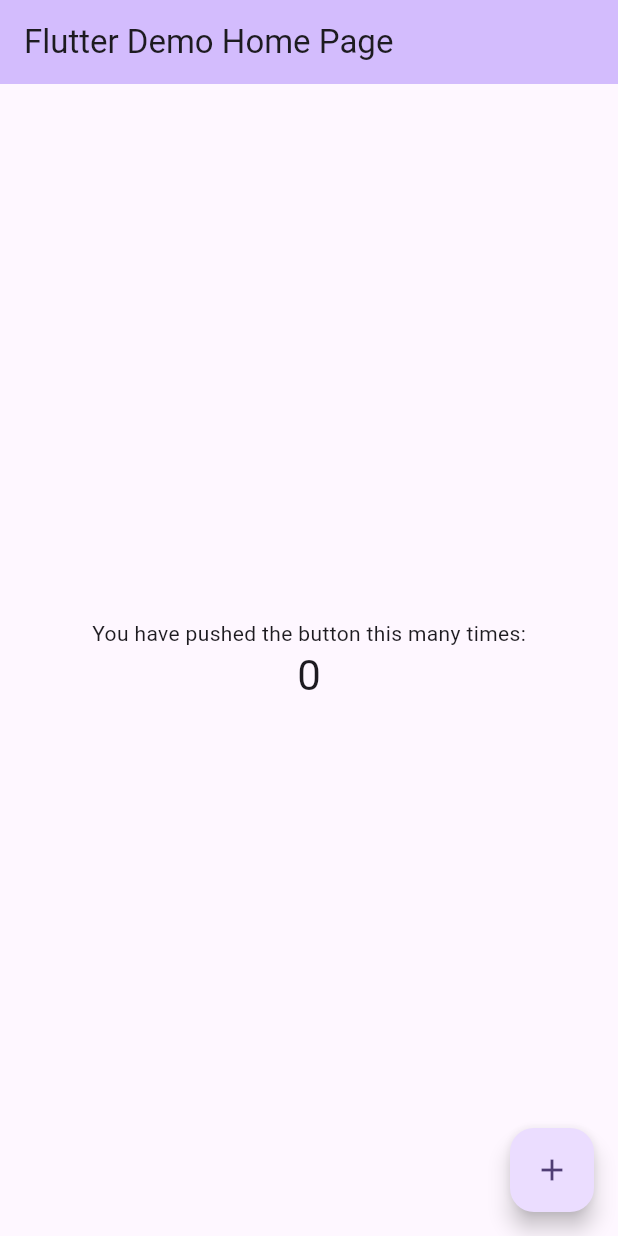
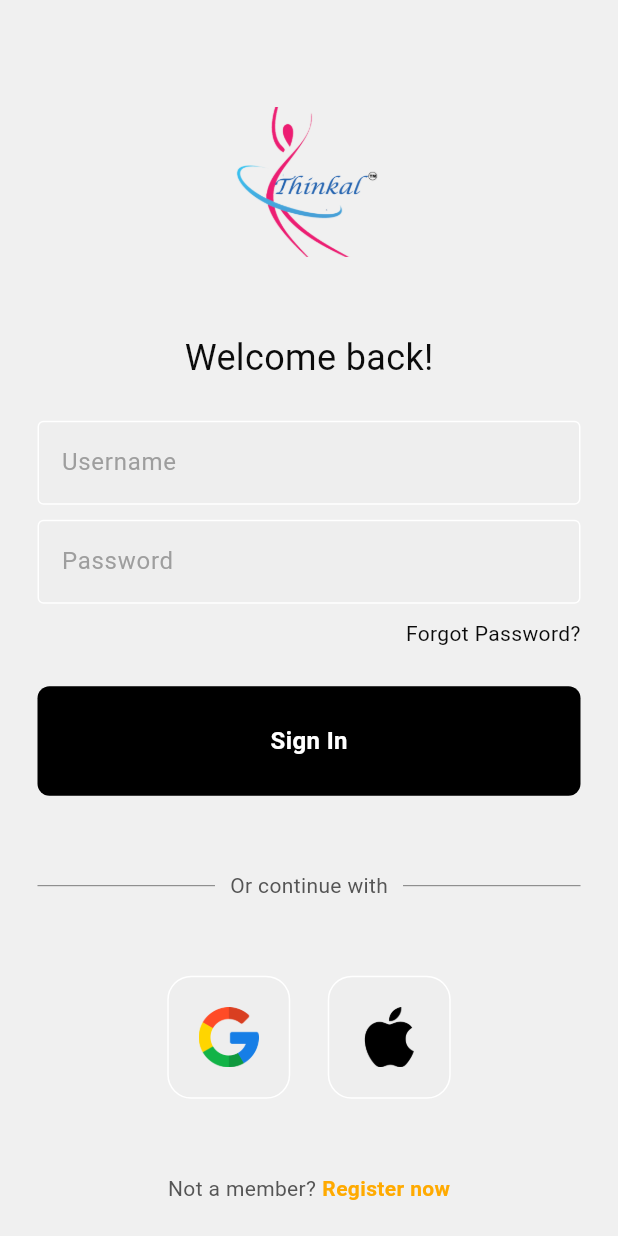
Before and after one commit to AryaV14/Thinkal-App, a Flutter app: the screen it shows after launch, on a phone screen of 412 x 824 dp. Run offline on Flutter 3.47's test engine with Material 3 defaults, Android fonts, the phone set to English and light mode, and no system bars.

Commit message:
sketch_login_ui

```diff
--- /dev/null
+++ b/lib/atoms/my_button.dart
@@ -0,0 +1,32 @@
+import 'package:flutter/material.dart';
+
+class MyButton extends StatelessWidget {
+  final Function()? onTap;
+
+  const MyButton({super.key, required this.onTap});
+
+  @override
+  Widget build(BuildContext context) {
+    return GestureDetector(
+      onTap: onTap,
+      child: Container(
+        padding: const EdgeInsets.all(25),
+        margin: const EdgeInsets.symmetric(horizontal: 25),
+        decoration: BoxDecoration(
+          color: Colors.black,
+          borderRadius: BorderRadius.circular(8),
+        ),
+        child: const Center(
+          child: Text(
+            "Sign In",
+            style: TextStyle(
+              color: Colors.white,
+              fontWeight: FontWeight.bold,
+              fontSize: 16,
+            ),
+          ),
+        ),
+      ),
+    );
+  }
+}
--- /dev/null
+++ b/lib/atoms/my_logo.dart
@@ -0,0 +1,22 @@
+import 'package:flutter/material.dart';
+
+class LogoWidget extends StatelessWidget {
+  final double width;
+  final double height;
+
+  const LogoWidget({
+    Key? key,
+    this.width = 100.0,
+    this.height = 100.0,
+  }) : super(key: key);
+
+  @override
+  Widget build(BuildContext context) {
+    return Image.asset(
+      'lib/images/logo.png', // Path to your logo image
+      width: width,
+      height: height,
+      fit: BoxFit.cover,
+    );
+  }
+}
--- /dev/null
+++ b/lib/atoms/my_textfield.dart
@@ -0,0 +1,36 @@
+import 'package:flutter/material.dart';
+
+class MyTextField extends StatelessWidget {
+  final controller;
+  final String hintText;
+  final bool obscureText;
+
+  const MyTextField({
+    super.key,
+    required this.controller,
+    required this.hintText,
+    required this.obscureText,
+  });
+
+  @override
+  Widget build(BuildContext context) {
+    return Padding(
+      padding: const EdgeInsets.symmetric(horizontal: 25.0),
+      child: TextField(
+        controller: controller,
+        obscureText: obscureText,
+        decoration: InputDecoration(
+            enabledBorder: const OutlineInputBorder(
+              borderSide: BorderSide(color: Colors.white),
+            ),
+            focusedBorder: OutlineInputBorder(
+              borderSide: BorderSide(color: Colors.grey.shade400),
+            ),
+            fillColor: Colors.grey.shade200,
+            filled: true,
+            hintText: hintText,
+            hintStyle: TextStyle(color: Colors.grey[500])),
+      ),
+    );
+  }
+}
--- /dev/null
+++ b/lib/atoms/square_tile.dart
@@ -0,0 +1,25 @@
+import 'package:flutter/material.dart';
+
+class SquareTile extends StatelessWidget {
+  final String imagePath;
+  const SquareTile({
+    super.key,
+    required this.imagePath,
+  });
+
+  @override
+  Widget build(BuildContext context) {
+    return Container(
+      padding: EdgeInsets.all(20),
+      decoration: BoxDecoration(
+        border: Border.all(color: Colors.white),
+        borderRadius: BorderRadius.circular(16),
+        color: Colors.grey[200],
+      ),
+      child: Image.asset(
+        imagePath,
+        height: 40,
+      ),
+    );
+  }
+}
--- /dev/null
+++ b/lib/constants/colors.dart
@@ -0,0 +1,9 @@
+import 'package:flutter/material.dart';
+
+class AppColors {
+
+  static const Color primary = Color(0xFFFFAA00);
+  static const Color background = Color(0xFFF0F0F0);
+  static const Color primaryText = Color(0xFF0B0B0B);
+  static const Color secondaryText = Color.fromARGB(255, 85, 85, 85);
+}
--- /dev/null
+++ b/lib/constants/fonts.dart
@@ -0,0 +1,6 @@
+
+class AppFonts {
+  static const String primaryFont = 'Roboto';
+  static const String secondaryFont = 'OpenSans';
+
+}
--- a/lib/main.dart
+++ b/lib/main.dart
@@ -1,4 +1,5 @@
 import 'package:flutter/material.dart';
+import 'pages/login_page.dart';
 
 void main() {
   runApp(const MyApp());
@@ -11,115 +12,8 @@
   @override
   Widget build(BuildContext context) {
     return MaterialApp(
-      title: 'Flutter Demo',
-      theme: ThemeData(
-        // This is the theme of your application.
-        //
-        // TRY THIS: Try running your application with "flutter run". You'll see
-        // the application has a purple toolbar. Then, without quitting the app,
-        // try changing the seedColor in the colorScheme below to Colors.green
-        // and then invoke "hot reload" (save your changes or press the "hot
-        // reload" button in a Flutter-supported IDE, or press "r" if you used
-        // the command line to start the app).
-        //
-        // Notice that the counter didn't reset back to zero; the application
-        // state is not lost during the reload. To reset the state, use hot
-        // restart instead.
-        //
-        // This works for code too, not just values: Most code changes can be
-        // tested with just a hot reload.
-        colorScheme: ColorScheme.fromSeed(seedColor: Colors.deepPurple),
-        useMaterial3: true,
-      ),
-      home: const MyHomePage(title: 'Flutter Demo Home Page'),
+      debugShowCheckedModeBanner: false,
+      home: LoginPage(),
     );
   }
 }
-
-class MyHomePage extends StatefulWidget {
-  const MyHomePage({super.key, required this.title});
-
-  // This widget is the home page of your application. It is stateful, meaning
-  // that it has a State object (defined below) that contains fields that affect
-  // how it looks.
-
-  // This class is the configuration for the state. It holds the values (in this
-  // case the title) provided by the parent (in this case the App widget) and
-  // used by the build method of the State. Fields in a Widget subclass are
-  // always marked "final".
-
-  final String title;
-
-  @override
-  State<MyHomePage> createState() => _MyHomePageState();
-}
-
-class _MyHomePageState extends State<MyHomePage> {
-  int _counter = 0;
-
-  void _incrementCounter() {
-    setState(() {
-      // This call to setState tells the Flutter framework that something has
-      // changed in this State, which causes it to rerun the build method below
-      // so that the display can reflect the updated values. If we changed
-      // _counter without calling setState(), then the build method would not be
-      // called again, and so nothing would appear to happen.
-      _counter++;
-    });
-  }
-
-  @override
-  Widget build(BuildContext context) {
-    // This method is rerun every time setState is called, for instance as done
-    // by the _incrementCounter method above.
-    //
-    // The Flutter framework has been optimized to make rerunning build methods
-    // fast, so that you can just rebuild anything that needs updating rather
-    // than having to individually change instances of widgets.
-    return Scaffold(
-      appBar: AppBar(
-        // TRY THIS: Try changing the color here to a specific color (to
-        // Colors.amber, perhaps?) and trigger a hot reload to see the AppBar
-        // change color while the other colors stay the same.
-        backgroundColor: Theme.of(context).colorScheme.inversePrimary,
-        // Here we take the value from the MyHomePage object that was created by
-        // the App.build method, and use it to set our appbar title.
-        title: Text(widget.title),
-      ),
-      body: Center(
-        // Center is a layout widget. It takes a single child and positions it
-        // in the middle of the parent.
-        child: Column(
-          // Column is also a layout widget. It takes a list of children and
-          // arranges them vertically. By default, it sizes itself to fit its
-          // children horizontally, and tries to be as tall as its parent.
-          //
-          // Column has various properties to control how it sizes itself and
-          // how it positions its children. Here we use mainAxisAlignment to
-          // center the children vertically; the main axis here is the vertical
-          // axis because Columns are vertical (the cross axis would be
-          // horizontal).
-          //
-          // TRY THIS: Invoke "debug painting" (choose the "Toggle Debug Paint"
-          // action in the IDE, or press "p" in the console), to see the
-          // wireframe for each widget.
-          mainAxisAlignment: MainAxisAlignment.center,
-          children: <Widget>[
-            const Text(
-              'You have pushed the button this many times:',
-            ),
-            Text(
-              '$_counter',
-              style: Theme.of(context).textTheme.headlineMedium,
-            ),
-          ],
-        ),
-      ),
-      floatingActionButton: FloatingActionButton(
-        onPressed: _incrementCounter,
-        tooltip: 'Increment',
-        child: const Icon(Icons.add),
-      ), // This trailing comma makes auto-formatting nicer for build methods.
-    );
-  }
-}
--- /dev/null
+++ b/lib/pages/login_page.dart
@@ -0,0 +1,164 @@
+import 'package:flutter/material.dart';
+import 'package:thinkal_app/constants/colors.dart';
+import 'package:thinkal_app/atoms/my_button.dart';
+import 'package:thinkal_app/atoms/my_textfield.dart';
+import 'package:thinkal_app/atoms/square_tile.dart';
+import 'package:thinkal_app/atoms/my_logo.dart';
+
+class LoginPage extends StatelessWidget {
+  LoginPage({super.key});
+
+  // text editing controllers
+  final usernameController = TextEditingController();
+  final passwordController = TextEditingController();
+
+  // sign user in method
+  void signUserIn() {}
+
+  @override
+  Widget build(BuildContext context) {
+    return Scaffold(
+      backgroundColor: AppColors.background,
+      body: SafeArea(
+        child: Center(
+          child: Column(
+            mainAxisAlignment: MainAxisAlignment.center,
+            children: [
+              const SizedBox(height: 50),
+
+
+
+              // logo
+              LogoWidget(
+                width: 100,
+              ),
+              // const Icon(
+              //   Icons.lock,
+              //   size: 100,
+              // ),
+
+              const SizedBox(height: 50),
+
+              // welcome back, you've been missed!
+              Text(
+                'Welcome back!',
+                style: TextStyle(
+                  color: AppColors.primaryText,
+                  fontSize: 24,
+                ),
+              ),
+
+              const SizedBox(height: 25),
+
+              // username textfield
+              MyTextField(
+                controller: usernameController,
+                hintText: 'Username',
+                obscureText: false,
+              ),
+
+              const SizedBox(height: 10),
+
+              // password textfield
+              MyTextField(
+                controller: passwordController,
+                hintText: 'Password',
+                obscureText: true,
+              ),
+
+              const SizedBox(height: 10),
+
+              // forgot password?
+              Padding(
+                padding: const EdgeInsets.symmetric(horizontal: 25.0),
+                child: Row(
+                  mainAxisAlignment: MainAxisAlignment.end,
+                  children: [
+                    Text(
+                      'Forgot Password?',
+                      style: TextStyle(color: AppColors.primaryText),
+                    ),
+                  ],
+                ),
+              ),
+
+              const SizedBox(height: 25),
+
+              // sign in button
+              MyButton(
+                onTap: signUserIn,
+              ),
+
+              const SizedBox(height: 50),
+
+              // or continue with
+              Padding(
+                padding: const EdgeInsets.symmetric(horizontal: 25.0),
+                child: Row(
+                  children: [
+                    Expanded(
+                      child: Divider(
+                        thickness: 0.5,
+                        color: AppColors.secondaryText,
+                      ),
+                    ),
+                    Padding(
+                      padding: const EdgeInsets.symmetric(horizontal: 10.0),
+                      child: Text(
+                        'Or continue with',
+                        style: TextStyle(color: AppColors.secondaryText),
+                      ),
+                    ),
+                    Expanded(
+                      child: Divider(
+                        thickness: 0.5,
+                        color: AppColors.secondaryText,
+                      ),
+                    ),
+                  ],
+                ),
+              ),
+
+              const SizedBox(height: 50),
+
+              // google + apple sign in buttons
+              Row(
+                mainAxisAlignment: MainAxisAlignment.center,
+                children: const [
+                  // google button
+                  SquareTile(imagePath: 'lib/images/google.png'),
+
+                  SizedBox(width: 25),
+
+                  // apple button
+                  SquareTile(imagePath: 'lib/images/apple.png')
+                ],
+              ),
+
+              const SizedBox(height: 50),
+
+              // not a member? register now
+              Row(
+                mainAxisAlignment: MainAxisAlignment.center,
+                children: [
+                  Text(
+                    'Not a member?',
+                    style: TextStyle(color: AppColors.secondaryText),
+                  ),
+                  const SizedBox(width: 4),
+                  const Text(
+                    'Register now',
+                    style: TextStyle(
+                      color: AppColors.primary,
+                      fontWeight: FontWeight.bold,
+                    ),
+                  ),
+                ],
+              )
+            ],
+          ),
+        ),
+      ),
+    );
+  }
+}
--- a/pubspec.yaml
+++ b/pubspec.yaml
@@ -59,8 +59,8 @@ flutter:
   uses-material-design: true
 
   # To add assets to your application, add an assets section, like this:
-  # assets:
-  #   - images/a_dot_burr.jpeg
+  assets:
+    - lib/images/
   #   - images/a_dot_ham.jpeg
 
   # An image asset can refer to one or more resolution-specific "variants", see
```
Also changed, not shown: lib/images/apple.png (added), lib/images/google.png (added), lib/images/logo.png (added).
